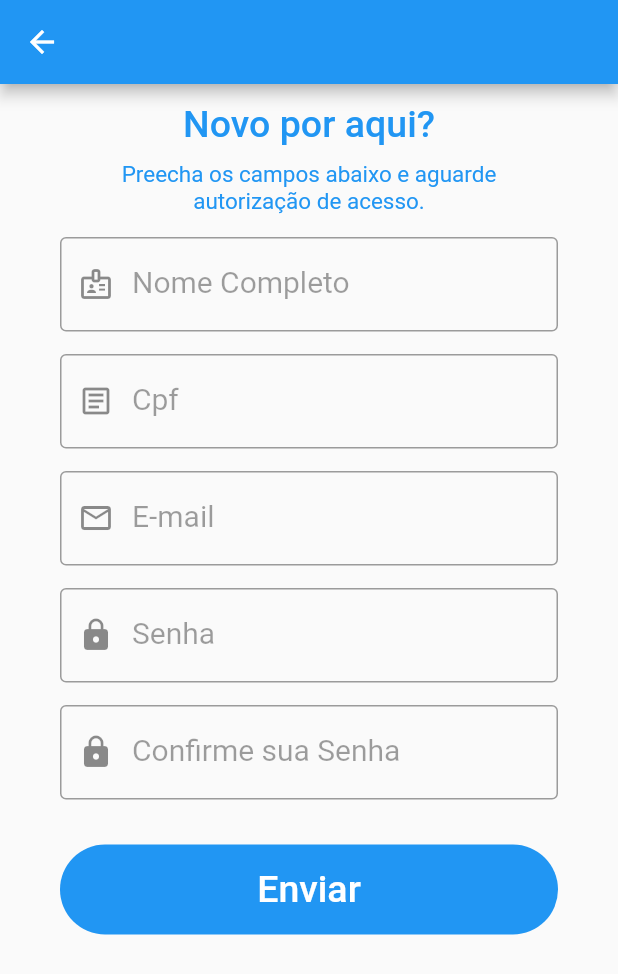
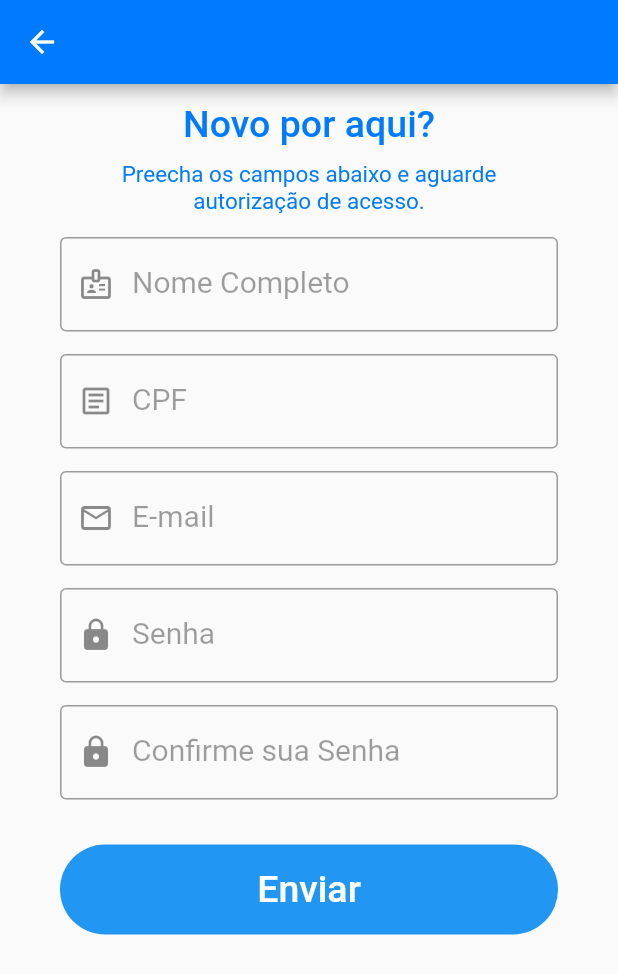
Before and after one commit to SENAI-ads-group/almox-mobile, a Flutter app: the screen it shows after launch, after a tap on "Solicite acesso ao App", on a phone screen of 412 x 824 dp. Shown: the top 974 px of the screen. Run offline on Flutter 3.47's test engine with Material 2 defaults, Android fonts, the light colour scheme and no system bars; our stand-ins replace brasil_fields, dropdown_search, flutter_bloc, flutter_dotenv, flutter_speed_dial, qr_flutter; missing offline and left inert: qr_code_scanner, validatorless; network calls fail.

```diff
--- a/lib/src/pages/login/login_novo_acesso.dart
+++ b/lib/src/pages/login/login_novo_acesso.dart
@@ -63,7 +63,7 @@ class _NovoAcessoState extends State<NovoAcesso> {
               "Novo por aqui?",
               style: TextStyle(
                 fontSize: 25,
-                color: Colors.blue,
+                color: Theme.of(context).primaryColor,
                 fontWeight: FontWeight.w500,
               ),
               textAlign: TextAlign.center,
@@ -75,7 +75,7 @@ class _NovoAcessoState extends State<NovoAcesso> {
               'Preecha os campos abaixo e aguarde autorização de acesso.',
               style: TextStyle(
                 fontSize: 15,
-                color: Colors.blue,
+                color: Theme.of(context).primaryColor,
                 fontWeight: FontWeight.w400,
               ),
               textAlign: TextAlign.center,
@@ -117,7 +117,7 @@ class _NovoAcessoState extends State<NovoAcesso> {
               ],
               keyboardType: TextInputType.number,
               decoration: InputDecoration(
-                labelText: "Cpf",
+                labelText: "CPF",
                 border: OutlineInputBorder(),
                 prefixIcon: Icon(Icons.article_outlined),
                 labelStyle: TextStyle(
@@ -220,6 +220,22 @@ class _NovoAcessoState extends State<NovoAcesso> {
                         senha: _passwordEC.text,
                       );
                       setState(() => carregando = false);
+
+                      ScaffoldMessenger.of(context)
+                        ..removeCurrentSnackBar()
+                        ..showSnackBar(SnackBar(
+                          content: Row(
+                            mainAxisAlignment: MainAxisAlignment.spaceBetween,
+                            children: const [
+                              Text(
+                                  'Solicitação de Cadastro Realizada com Sucesso!'),
+                              Icon(Icons.check, color: Colors.white),
+                            ],
+                          ),
+                          duration: Duration(milliseconds: 800),
+                          backgroundColor: Colors.green,
+                        ));
+                      Navigator.of(context).pop();
                     } catch (e) {
                       setState(() => carregando = false);
                     }
@@ -244,7 +260,7 @@ class _NovoAcessoState extends State<NovoAcesso> {
 
     return Scaffold(
       appBar: AppBar(
-        backgroundColor: Colors.blue,
+        backgroundColor: Theme.of(context).primaryColor,
         leading: IconButton(
           icon: Icon(Icons.arrow_back),
           color: Colors.white,
--- a/lib/src/pages/login/login_page.dart
+++ b/lib/src/pages/login/login_page.dart
@@ -6,8 +6,60 @@ class LoginPage extends StatelessWidget {
 
   @override
   Widget build(BuildContext context) {
+    final tecladoAberto = MediaQuery.of(context).viewInsets.bottom != 0;
+
     return Scaffold(
-      body: LoginScreen(),
+      backgroundColor: Theme.of(context).primaryColor,
+      body: Stack(
+        children: [
+          Column(
+            children: [
+              SizedBox(height: 60),
+              Row(
+                mainAxisAlignment: MainAxisAlignment.center,
+                children: [
+                  Image.asset(
+                    'assets/images/almox2.png',
+                    height: tecladoAberto ? 70 : 150,
+                    width: tecladoAberto ? 150 : 200,
+                  ),
+                ],
+              ),
+              Row(
+                mainAxisAlignment: MainAxisAlignment.center,
+                children: const [
+                  Text(
+                    'ALMOX',
+                    style: TextStyle(
+                      color: Colors.white,
+                      fontSize: 40,
+                      fontWeight: FontWeight.bold,
+                    ),
+                  )
+                ],
+              )
+            ],
+          ),
+          Center(
+            child: SizedBox(
+              height: MediaQuery.of(context).size.height - 190,
+              width: MediaQuery.of(context).size.width - 40,
+              child: Padding(
+                padding: EdgeInsets.only(top: 190),
+                child: Padding(
+                  padding: EdgeInsets.only(top: 5),
+                  child: Card(
+                    shape: RoundedRectangleBorder(
+                      borderRadius: BorderRadius.circular(20),
+                    ),
+                    child: LoginScreen(),
+                  ),
+                ),
+              ),
+            ),
+          )
+        ],
+      ),
     );
   }
 }
--- a/lib/src/pages/login/login_screen.dart
+++ b/lib/src/pages/login/login_screen.dart
@@ -161,14 +161,6 @@ class _LoginScreenState extends State<LoginScreen> {
         child: SingleChildScrollView(
           child: Column(
             children: [
-              const Text(
-                "Login",
-                style: TextStyle(
-                  fontSize: 50,
-                  fontWeight: FontWeight.w900,
-                  color: Colors.blue,
-                ),
-              ),
               const SizedBox(
                 height: 25,
               ),
@@ -209,22 +201,12 @@ class _LoginScreenState extends State<LoginScreen> {
                   child: MaterialButton(
                       onPressed: _onRealizarLogin,
                       child: const Text(
-                        "LOGIN",
+                        "ENTRAR",
                         style: TextStyle(
                           fontSize: 20,
                           color: Colors.white,
                         ),
                       ))),
-              const SizedBox(
-                height: 30,
-              ),
-              const SizedBox(
-                height: 10,
-              ),
-              const Divider(
-                height: 30,
-                color: Colors.black,
-              ),
               const SizedBox(
                 height: 10,
               ),
@@ -256,7 +238,7 @@ class _LoginScreenState extends State<LoginScreen> {
     );
 
     return Padding(
-        padding: const EdgeInsets.all(30),
+        padding: const EdgeInsets.all(20),
         child: _carregando
             ? ContainerCarregando(child: _formulario)
             : _formulario);
--- a/lib/src/services/autenticacao_service.dart
+++ b/lib/src/services/autenticacao_service.dart
@@ -54,9 +54,9 @@ class AutenticacaoService {
       "senha": senha,
     };
 
-    await _http.post(
+    final response = await _http.post(
       '/operadores/solicitacoes-cadastro',
-      body: body,
+      body: json.encode(body),
       headers: {
         'Authorization': '',
       },
```
Also changed, not shown: pubspec.yaml (+8 -0 lines), assets/images/icon.png (added), pubspec.lock, 6 other files.
